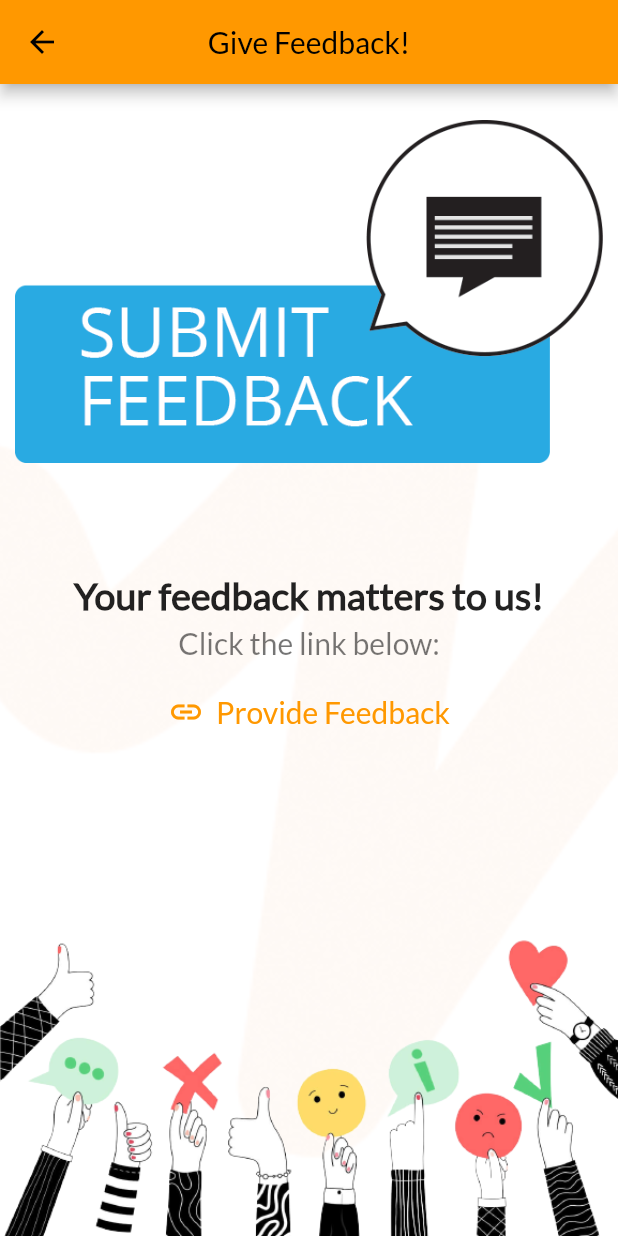
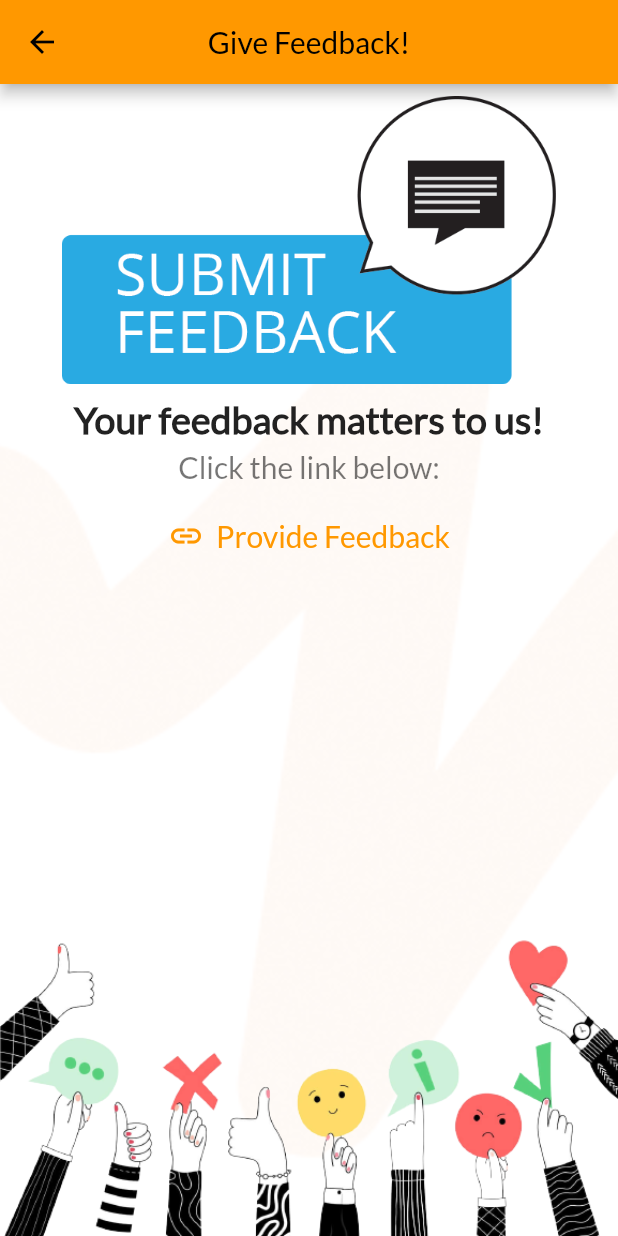
Before and after one commit to tangzt96/smartgym_web_app, a Flutter app: the FeedbacksPage screen opened directly, on a phone screen of 412 x 824 dp. Run offline on Flutter 3.47's test engine with Material 2 defaults, Android fonts, the phone set to English and light mode, and no system bars; our stand-ins replace hive, image_picker, qr_flutter; missing offline and left inert: dart:js, image_picker_for_web, zxing2; accounts and stored records are empty.

Commit message:
added icon

```diff
--- a/lib/pages/feedback.dart
+++ b/lib/pages/feedback.dart
@@ -2,7 +2,6 @@
 
 import 'package:flutter/material.dart';
 import 'package:url_launcher/link.dart';
-import 'package:url_launcher/url_launcher.dart';
 import 'dart:js' as js;
 import 'package:flutter_web/constants.dart' as Constants;
 
@@ -19,16 +18,16 @@ class FeedbacksPage extends StatelessWidget {
               ),
             ),
           ),
-          Positioned.fill(
-            top: 80,
-            left: 10,
-            right: 10,
-            child: Image.asset(
-              "assets/images/feedback.png",
-              fit: BoxFit.fitWidth,
-              alignment: Alignment.topLeft,
-            ),
-          ),
+          // Positioned.fill(
+          //   top: 80,
+          //   left: 10,
+          //   right: 10,
+          //   child: Image.asset(
+          //     "assets/images/feedback.png",
+          //     fit: BoxFit.fitWidth,
+          //     alignment: Alignment.topLeft,
+          //   ),
+          // ),
           Positioned.fill(
             child: Image.asset(
               "assets/images/feedback_bg.png",
@@ -49,9 +48,21 @@ class FeedbacksPage extends StatelessWidget {
                       return GestureDetector(
                         onTap: followLink,
                         child: Column(
-                          mainAxisAlignment: MainAxisAlignment.center,
+                          mainAxisAlignment: MainAxisAlignment.start,
                           crossAxisAlignment: CrossAxisAlignment.center,
                           children: [
+                            Row(
+                              mainAxisAlignment: MainAxisAlignment.center,
+                              children: [
+                                Container(
+                                    padding: EdgeInsets.all(8),
+                                    child: Image.asset(
+                                      "assets/images/feedback.png",
+                                      width: 0.8 *
+                                          MediaQuery.of(context).size.width,
+                                    ))
+                              ],
+                            ),
                             Text(
                               "Your feedback matters to us!",
                               style: TextStyle(
--- a/pubspec.yaml
+++ b/pubspec.yaml
@@ -45,7 +45,7 @@ dependencies:
   image_picker_for_web: ^2.1.4
   zxing2: ^0.1.0
   image: ^3.1.0
-
+  url_launcher: ^6.0.18
 
 dev_dependencies:
   flutter_test:
```
Also changed, not shown: assets/images/gymLogo.png (added), pubspec.lock, 3 other files.
